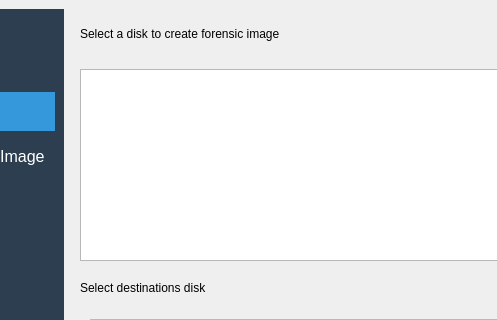
Before: the Qt Designer form mainwindow.ui in betty2310/CongFung, drawn with Qt 5; both pictures show x 146 to 643 and y 0 to 320 of the 1280 by 800 pixel window.
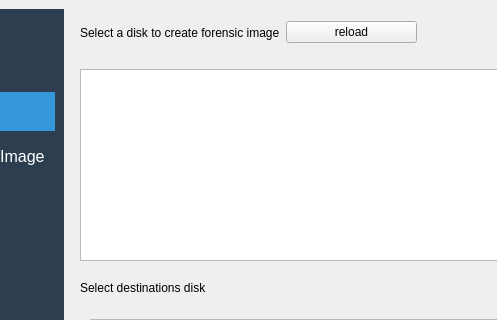
After: the same form once the commit is applied. The open tabs and pages were chosen to show the change.

Commit message: feat: add mega disk table

Patch:
```diff
--- a/mainwindow.ui
+++ b/mainwindow.ui
@@ -156,19 +156,6 @@
        </widget>
       </widget>
       <widget class="QWidget" name="forensicImagePage">
-       <widget class="QLabel" name="label">
-        <property name="geometry">
-         <rect>
-          <x>10</x>
-          <y>10</y>
-          <width>311</width>
-          <height>30</height>
-         </rect>
-        </property>
-        <property name="text">
-         <string>Select a disk to create forensic image</string>
-        </property>
-       </widget>
        <widget class="QTableWidget" name="sourceDiskTable">
         <property name="geometry">
          <rect>
@@ -201,6 +188,35 @@
           <height>201</height>
          </rect>
         </property>
+        <property name="editTriggers">
+         <set>QAbstractItemView::EditTrigger::NoEditTriggers</set>
+        </property>
+       </widget>
+       <widget class="QWidget" name="layoutWidget">
+        <property name="geometry">
+         <rect>
+          <x>10</x>
+          <y>10</y>
+          <width>337</width>
+          <height>27</height>
+         </rect>
+        </property>
+        <layout class="QHBoxLayout" name="horizontalLayout_2">
+         <item>
+          <widget class="QLabel" name="label">
+           <property name="text">
+            <string>Select a disk to create forensic image</string>
+           </property>
+          </widget>
+         </item>
+         <item>
+          <widget class="QPushButton" name="sourceDiskTableReloadBtn">
+           <property name="text">
+            <string>reload</string>
+           </property>
+          </widget>
+         </item>
+        </layout>
        </widget>
       </widget>
       <widget class="QWidget" name="cloneDiskPage">
```
Left out of the diff: 7 changed lines with no effect on the pictures. The commit also changes 9 other files.
